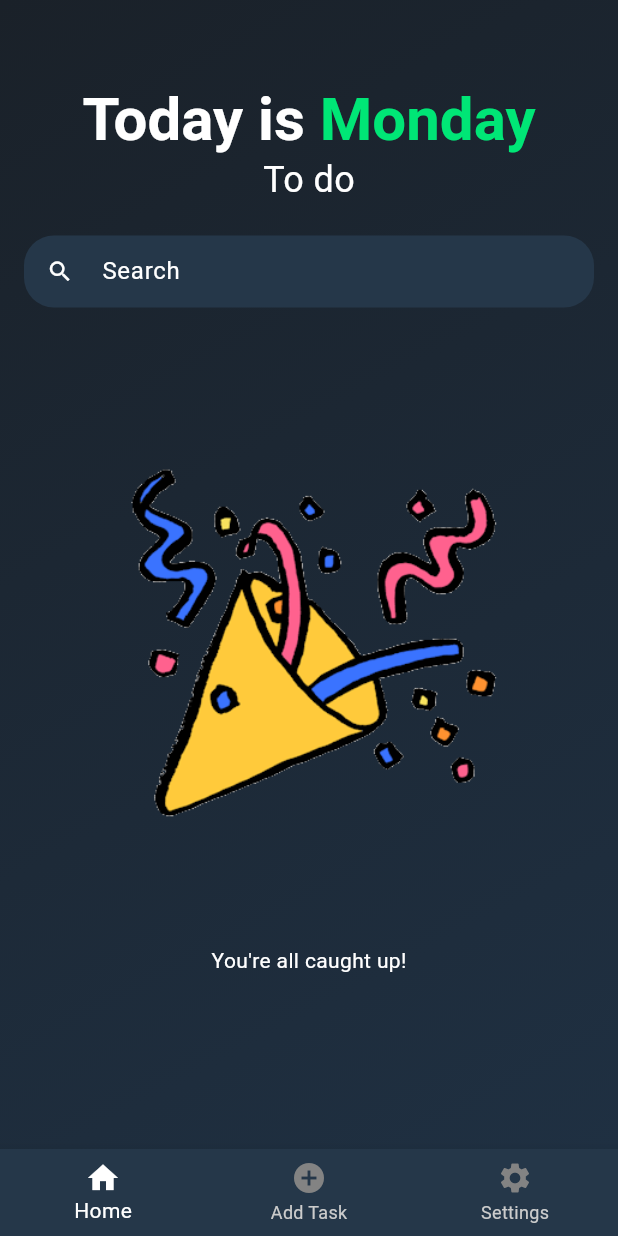
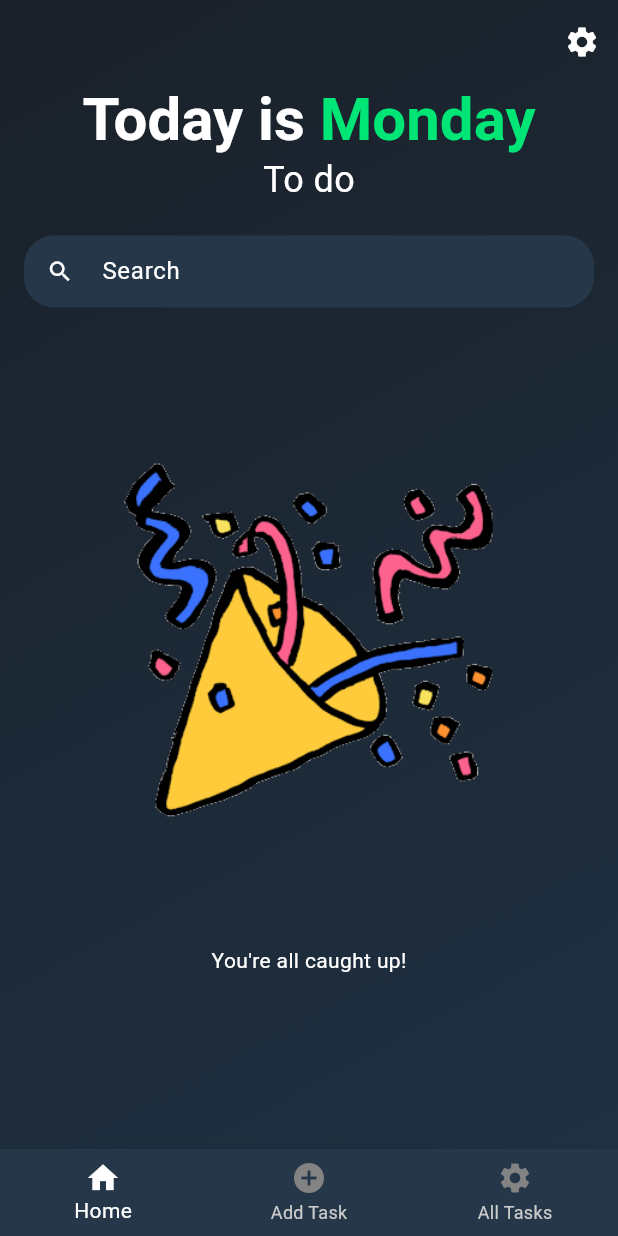
Before and after one commit to CSC-4350-SP2024/Team10, a Flutter app: the screen it shows after launch, on a phone screen of 412 x 824 dp. Run offline on Flutter 3.47's test engine with Material 3 defaults, Android fonts, the phone set to English and light mode, and no system bars; our stand-ins replace cloud_firestore, firebase_core; accounts and stored records are empty.

Commit message:
Added view tasks screen boilerplate

```diff
--- a/tinytaskapp/lib/homeScreen/home.dart
+++ b/tinytaskapp/lib/homeScreen/home.dart
@@ -3,6 +3,7 @@ import 'package:intl/intl.dart';
 import 'package:tinytaskapp/processTasks/editTask.dart';
 import 'package:cloud_firestore/cloud_firestore.dart';
 import 'package:flutter/widgets.dart';
+import '../settings/settings.dart';
 
 int maxTasks = 4; // Maximum number of tasks that can be displayed at once.
 String currentUserId =
@@ -50,6 +51,18 @@ class _HomeContentScreenState extends State<HomeContentScreen> {
       child: Scaffold(
         backgroundColor: Colors.transparent,
         appBar: AppBar(
+          actions: [
+            IconButton(
+              icon: const Icon(Icons.settings, color: Colors.white),
+              onPressed: () {
+                Navigator.of(context).push(
+                  MaterialPageRoute(
+                    builder: (context) => SettingsScreen(),
+                  ),
+                );
+              },
+            ),
+          ],
           backgroundColor: Colors.transparent,
           elevation: 0,
         ),
--- a/tinytaskapp/lib/nav.dart
+++ b/tinytaskapp/lib/nav.dart
@@ -4,6 +4,7 @@ import 'processTasks/addTask.dart';
 import 'settings/settings.dart';
 import 'package:firebase_core/firebase_core.dart';
 import '/processTasks/addTask.dart';
+import 'processTasks/viewTasks.dart';
 
 class HomeScreen extends StatefulWidget {
   @override
@@ -27,8 +28,8 @@ class _HomeScreenState extends State<HomeScreen> {
 
   final List<Widget> _screens = [
     HomeContentScreen(),
-    AddTaskScreen(onNavIndexChanged: _onNavindexChanged),
-    SettingsScreen(),
+    AddTaskScreen(),
+    ExtendedTaskList(),
   ];
 
   Color fontColor = Color.fromARGB(255, 255, 255,
@@ -53,7 +54,7 @@ class _HomeScreenState extends State<HomeScreen> {
           ),
           BottomNavigationBarItem(
             icon: Icon(Icons.settings),
-            label: 'Settings',
+            label: 'All Tasks',
           ),
         ],
         currentIndex: _navIndex,
--- a/tinytaskapp/lib/processTasks/addTask.dart
+++ b/tinytaskapp/lib/processTasks/addTask.dart
@@ -8,9 +8,9 @@ import 'package:tinytaskapp/nav.dart';
 String user = "ray";
 
 class AddTaskScreen extends StatefulWidget {
-  final Function(int) onNavIndexChanged;
+  //final Function(int) onNavIndexChanged;
 
-  AddTaskScreen({required this.onNavIndexChanged});
+  //AddTaskScreen({required this.onNavIndexChanged});
   @override
   _AddTaskScreenState createState() => _AddTaskScreenState();
 }
@@ -334,7 +334,6 @@ class _AddTaskScreenState extends State<AddTaskScreen> {
           child: ElevatedButton(
             onPressed: () async {
               await addTask();
-              widget.onNavIndexChanged(0);
             },
             style: ButtonStyle(
               backgroundColor: MaterialStateProperty.all(navBackgroundColor),
```
Also changed, not shown: tinytaskapp/lib/processTasks/viewTasks.dart (added, +24 -0 lines), 2 other files.
